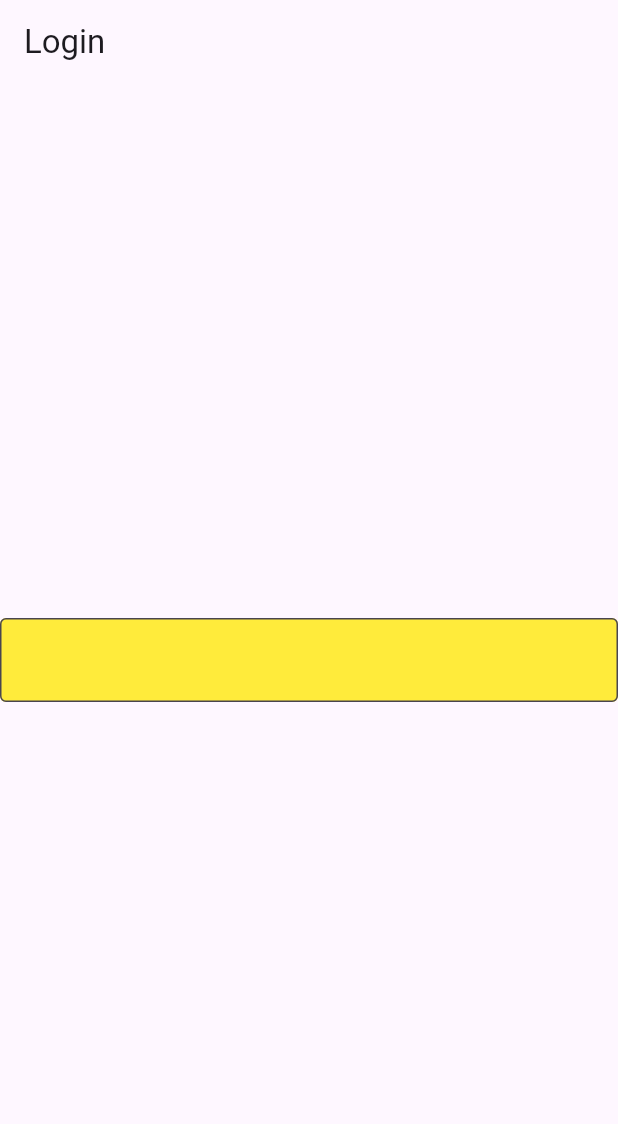
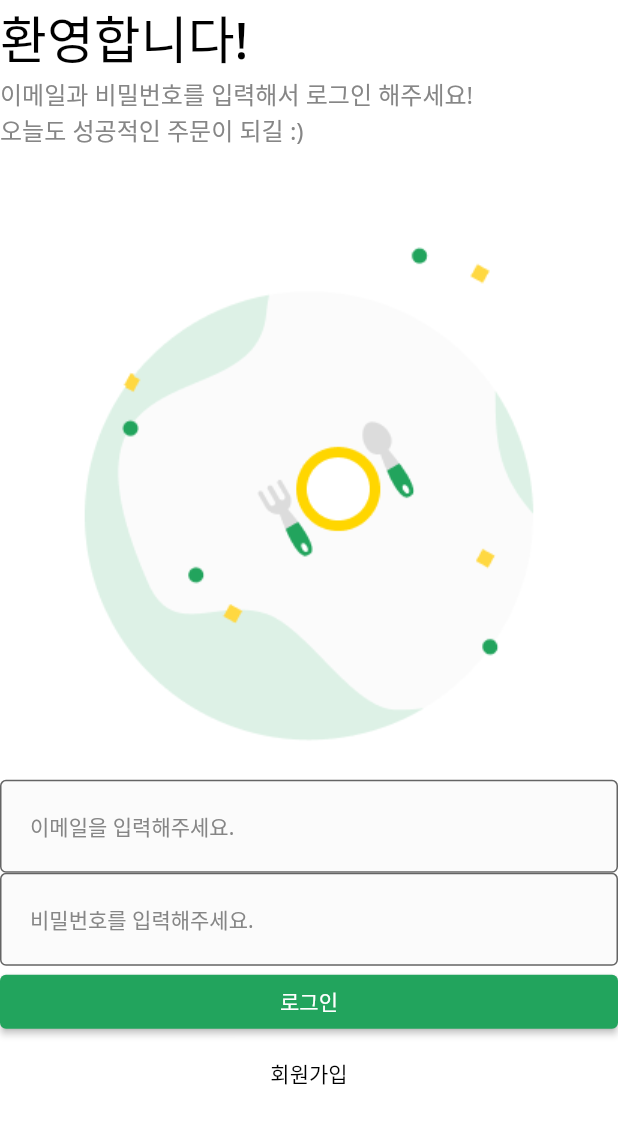
Before and after one commit to nzwgkim/basic_login, a Flutter app: the screen it shows after launch, on a phone screen of 412 x 824 dp. Shown: the top 1124 px of the screen. Run offline on Flutter 3.47's test engine with Material 2 defaults, Android fonts, the phone set to English and light mode, and no system bars.

Commit message:
UI 배치하기

```diff
--- /dev/null
+++ b/lib/common/layout/default_layout.dart
@@ -0,0 +1,18 @@
+import 'package:flutter/material.dart';
+
+class DefaultLayout extends StatelessWidget {
+  final Widget child;
+
+  const DefaultLayout({
+    required this.child,
+    Key? key,
+  }) : super(key: key);
+
+  @override
+  Widget build(BuildContext context) {
+    return Scaffold(
+      backgroundColor: Colors.white,
+      body: child,
+    );
+  }
+}
--- a/lib/main.dart
+++ b/lib/main.dart
@@ -1,43 +1,23 @@
+import 'package:basic_login/user/view/login_screen.dart';
 import 'package:flutter/material.dart';
 
 void main() {
-  runApp(const MyApp());
+  runApp(
+    const _App(),
+  );
 }
 
-class MyApp extends StatelessWidget {
-  const MyApp({super.key});
+class _App extends StatelessWidget {
+  const _App({Key? key}) : super(key: key);
 
-  // This widget is the root of your application.
   @override
   Widget build(BuildContext context) {
     return MaterialApp(
+      theme: ThemeData(
+        fontFamily: 'NotoSans',
+      ),
       debugShowCheckedModeBanner: false,
-      title: 'Flutter Demo',
-      theme: ThemeData(
-        useMaterial3: true,
-        primarySwatch: Colors.blue,
-      ),
-      home: const Home(),
+      home: const LoginScreen(),
     );
   }
 }
-
-class Home extends StatelessWidget {
-  const Home({super.key});
-
-  @override
-  Widget build(BuildContext context) {
-    return Scaffold(
-        appBar: AppBar(
-          title: const Text('Login'),
-        ),
-        body: Center(
-            child: TextFormField(
-                decoration: const InputDecoration(
-          fillColor: Colors.yellow,
-          filled: true,
-          border:
-              OutlineInputBorder(borderSide: BorderSide(color: Colors.green)),
-        ))));
-  }
-}
--- /dev/null
+++ b/lib/user/view/login_screen.dart
@@ -0,0 +1,87 @@
+import 'package:basic_login/common/colors.dart';
+import 'package:basic_login/common/component/custom_text_form_field.dart';
+import 'package:basic_login/common/layout/default_layout.dart';
+import 'package:flutter/material.dart';
+
+class LoginScreen extends StatelessWidget {
+  const LoginScreen({Key? key}) : super(key: key);
+
+  @override
+  Widget build(BuildContext context) {
+    return DefaultLayout(
+      child: SafeArea(
+        top: true,
+        bottom: false,
+        child: Column(
+          crossAxisAlignment: CrossAxisAlignment.stretch,
+          children: [
+            const _Title(),
+            const _SubTitle(),
+            Image.asset(
+              'asset/img/misc/logo.png',
+              width: MediaQuery.of(context).size.width / 3 * 2,
+            ),
+            CustomTextFormField(
+              hintText: '이메일을 입력해주세요.',
+              onChanged: (String value) {},
+            ),
+            CustomTextFormField(
+              hintText: '비밀번호를 입력해주세요.',
+              onChanged: (String value) {},
+              obscureText: true,
+            ),
+            ElevatedButton(
+              onPressed: () {},
+              style: ElevatedButton.styleFrom(
+                backgroundColor: PRIMARY_COLOR,
+              ),
+              child: const Text(
+                '로그인',
+              ),
+            ),
+            TextButton(
+              onPressed: () {},
+              style: TextButton.styleFrom(
+                foregroundColor: Colors.black,
+              ),
+              child: const Text(
+                '회원가입',
+              ),
+            ),
+          ],
+        ),
+      ),
+    );
+  }
+}
+
+class _Title extends StatelessWidget {
+  const _Title({Key? key}) : super(key: key);
+
+  @override
+  Widget build(BuildContext context) {
+    return const Text(
+      '환영합니다!',
+      style: TextStyle(
+        fontSize: 34,
+        fontWeight: FontWeight.w500,
+        color: Colors.black,
+      ),
+    );
+  }
+}
+
+class _SubTitle extends StatelessWidget {
+  const _SubTitle({Key? key}) : super(key: key);
+
+  @override
+  Widget build(BuildContext context) {
+    return const Text(
+      '이메일과 비밀번호를 입력해서 로그인 해주세요!\n오늘도 성공적인 주문이 되길 :)',
+      style: TextStyle(
+        fontSize: 16,
+        color: BODY_TEXT_COLOR,
+      ),
+    );
+  }
+}
```
Also changed, not shown: pubspec.yaml (+25 -0 lines), asset/img/logo/codefactory_logo.png (added), asset/img/logo/logo.png (added), asset/img/misc/logo.png (added), asset/svg/icon/home.svg (added), asset/svg/icon/orders.svg (added), asset/svg/icon/profile.svg (added), asset/svg/icon/search.svg (added), 9 other files.
